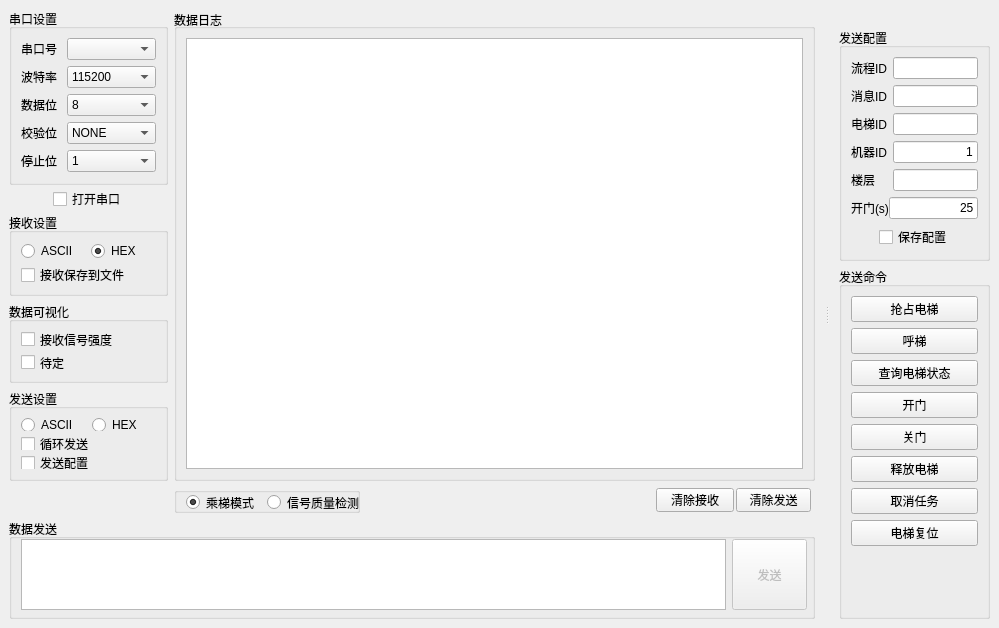
519984307/myQTserialWin, file mainwindow.ui: the form before one commit.
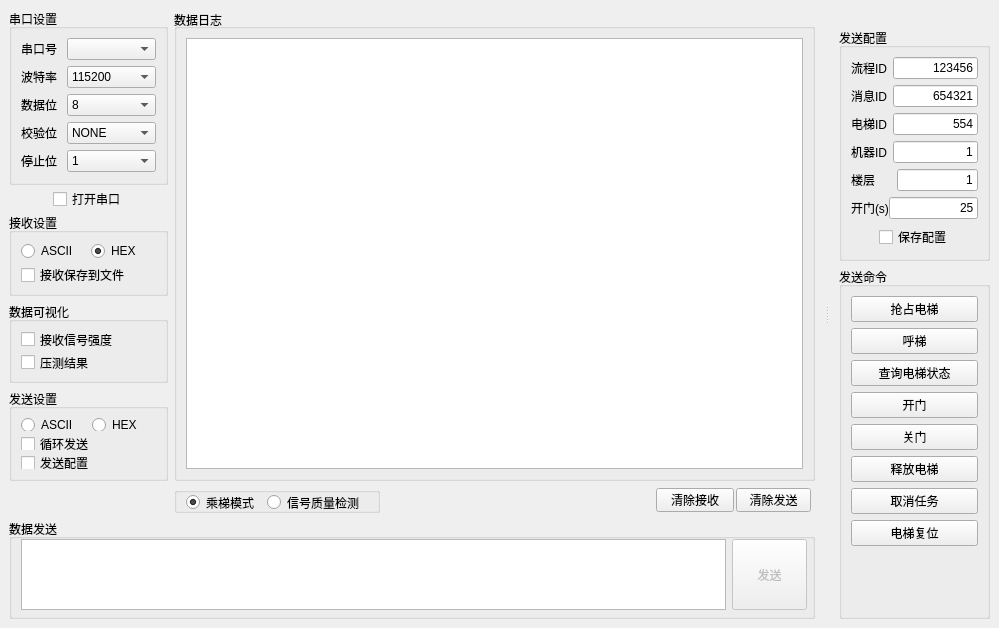
The form after the commit.

Commit message: 新增电梯命令发送窗口与命令发送功能

```diff
--- a/mainwindow.ui
+++ b/mainwindow.ui
@@ -7,7 +7,7 @@
     <x>0</x>
     <y>0</y>
     <width>999</width>
-    <height>598</height>
+    <height>624</height>
    </rect>
   </property>
   <property name="windowTitle">
@@ -24,10 +24,10 @@
        <enum>QLayout::SetNoConstraint</enum>
       </property>
       <property name="leftMargin">
-       <number>274</number>
+       <number>256</number>
       </property>
       <property name="rightMargin">
-       <number>0</number>
+       <number>2</number>
       </property>
       <item>
        <widget class="QPushButton" name="clearRxLog">
@@ -224,7 +224,7 @@
       </property>
       <property name="maximumSize">
        <size>
-        <width>186</width>
+        <width>206</width>
         <height>26</height>
        </size>
       </property>
@@ -395,7 +395,7 @@
          <item>
           <widget class="QCheckBox" name="send_circle_2">
            <property name="text">
-            <string>待定</string>
+            <string>压测结果</string>
            </property>
           </widget>
          </item>
@@ -651,7 +651,7 @@
                <string/>
               </property>
               <property name="text">
-               <string/>
+               <string>123456</string>
               </property>
               <property name="alignment">
                <set>Qt::AlignRight|Qt::AlignTrailing|Qt::AlignVCenter</set>
@@ -670,7 +670,14 @@
              </widget>
             </item>
             <item>
-             <widget class="QLineEdit" name="val_ele_id"/>
+             <widget class="QLineEdit" name="val_ele_id">
+              <property name="text">
+               <string>554</string>
+              </property>
+              <property name="alignment">
+               <set>Qt::AlignRight|Qt::AlignTrailing|Qt::AlignVCenter</set>
+              </property>
+             </widget>
             </item>
            </layout>
           </item>
@@ -704,7 +711,10 @@
           <item row="4" column="0">
            <layout class="QHBoxLayout" name="horizontalLayout_17">
             <property name="spacing">
-             <number>18</number>
+             <number>22</number>
+            </property>
+            <property name="bottomMargin">
+             <number>0</number>
             </property>
             <item>
              <widget class="QLabel" name="label_floor">
@@ -714,7 +724,14 @@
              </widget>
             </item>
             <item>
-             <widget class="QLineEdit" name="val_floor"/>
+             <widget class="QLineEdit" name="val_floor">
+              <property name="text">
+               <string>1</string>
+              </property>
+              <property name="alignment">
+               <set>Qt::AlignRight|Qt::AlignTrailing|Qt::AlignVCenter</set>
+              </property>
+             </widget>
             </item>
            </layout>
           </item>
@@ -728,7 +745,14 @@
              </widget>
             </item>
             <item>
-             <widget class="QLineEdit" name="val_message_id"/>
+             <widget class="QLineEdit" name="val_message_id">
+              <property name="text">
+               <string>654321</string>
+              </property>
+              <property name="alignment">
+               <set>Qt::AlignRight|Qt::AlignTrailing|Qt::AlignVCenter</set>
+              </property>
+             </widget>
             </item>
            </layout>
           </item>
```
Left out of the diff: 35 changed lines with no effect on the pictures. The commit also changes 7 other files.
